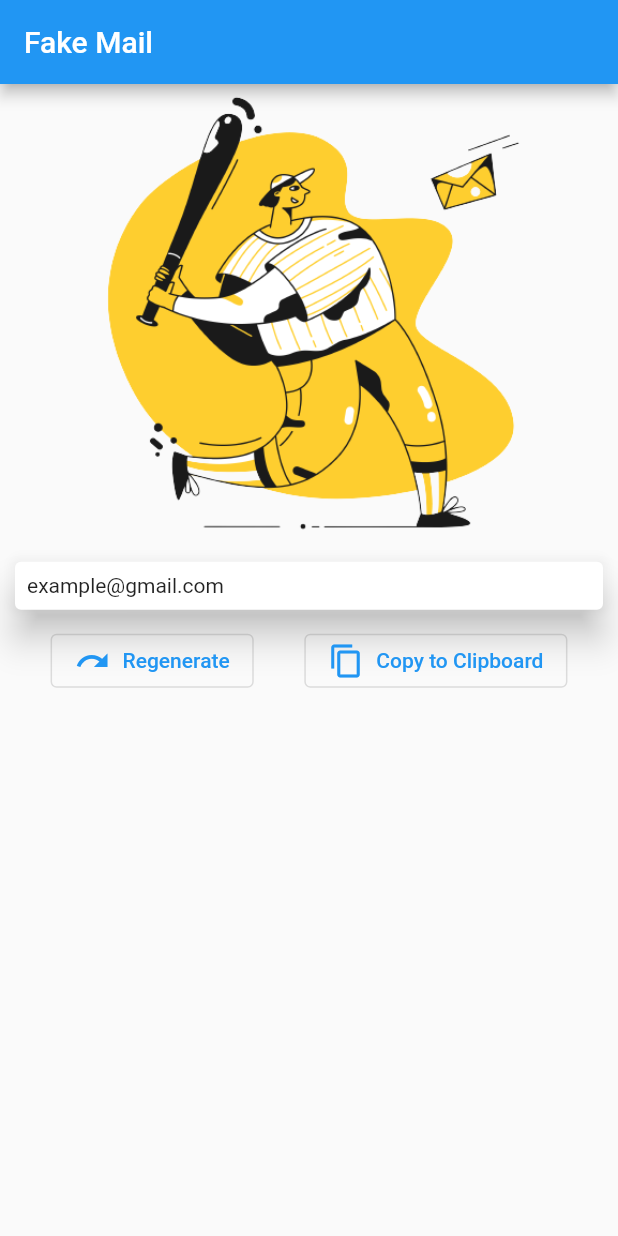
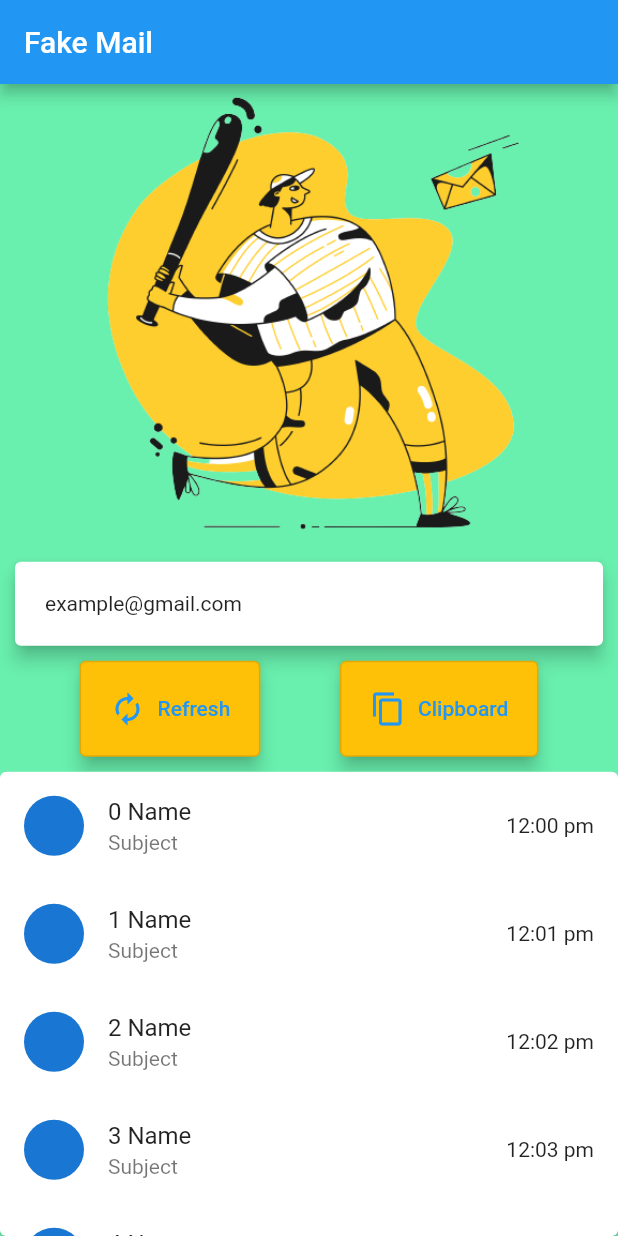
Before and after one commit to amanxnanda/temper_mail, a Flutter app: the screen it shows after launch, on a phone screen of 412 x 824 dp. Run offline on Flutter 3.47's test engine with Material 2 defaults, Android fonts, the phone set to English and light mode, and no system bars.

Commit message:
added list view

```diff
--- a/lib/screen/home_page.dart
+++ b/lib/screen/home_page.dart
@@ -6,6 +6,7 @@ class HomePage extends StatelessWidget {
   @override
   Widget build(BuildContext context) {
     return Scaffold(
+      backgroundColor: Colors.greenAccent,
       appBar: AppBar(
         title: Text('Fake Mail'),
       ),
@@ -14,10 +15,10 @@ class HomePage extends StatelessWidget {
         children: [
           Image.asset('assets/img.png'),
           Card(
-            elevation: 10.0,
+            elevation: 5.0,
             margin: EdgeInsets.all(10),
             child: Padding(
-              padding: const EdgeInsets.all(8.0),
+              padding: const EdgeInsets.symmetric(horizontal: 20, vertical: 20),
               child: Text('example@gmail.com'),
             ),
           ),
@@ -26,19 +27,41 @@ class HomePage extends StatelessWidget {
             children: [
               OutlinedButton.icon(
                 onPressed: () {},
-                icon: Icon(Icons.redo),
-                label: Text('Regenerate'),
+                icon: Icon(Icons.autorenew),
+                label: Text('Refresh'),
+                style: OutlinedButton.styleFrom(
+                  elevation: 5,
+                  backgroundColor: Colors.amber,
+                  padding: EdgeInsets.all(20),
+                ),
               ),
               OutlinedButton.icon(
                 onPressed: () {},
                 icon: Icon(Icons.copy),
-                label: Text('Copy to Clipboard'),
+                label: Text('Clipboard'),
+                style: OutlinedButton.styleFrom(
+                  elevation: 5,
+                  backgroundColor: Colors.amber,
+                  padding: EdgeInsets.all(20),
+                ),
               ),
             ],
           ),
           Expanded(
-            child: Column(
-              children: [],
+            child: Card(
+              margin: EdgeInsets.only(top: 10.0),
+              child: ListView(
+                physics: BouncingScrollPhysics(),
+                children: [
+                  for (var i = 0; i < 10; i++)
+                    ListTile(
+                      leading: CircleAvatar(),
+                      title: Text('$i Name'),
+                      subtitle: Text('Subject'),
+                      trailing: Text('12:0$i pm'),
+                    ),
+                ],
+              ),
             ),
           ),
         ],
```
